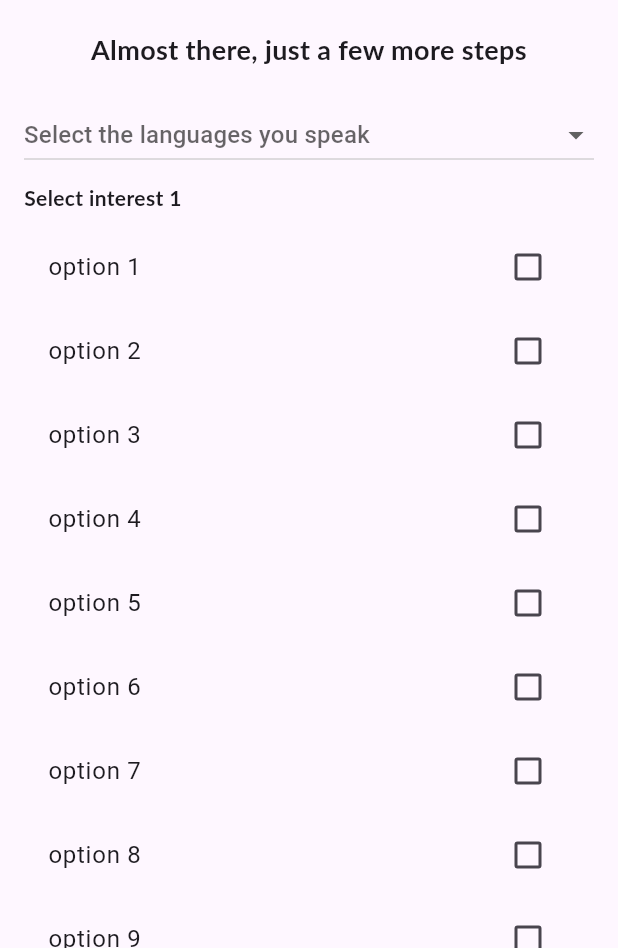
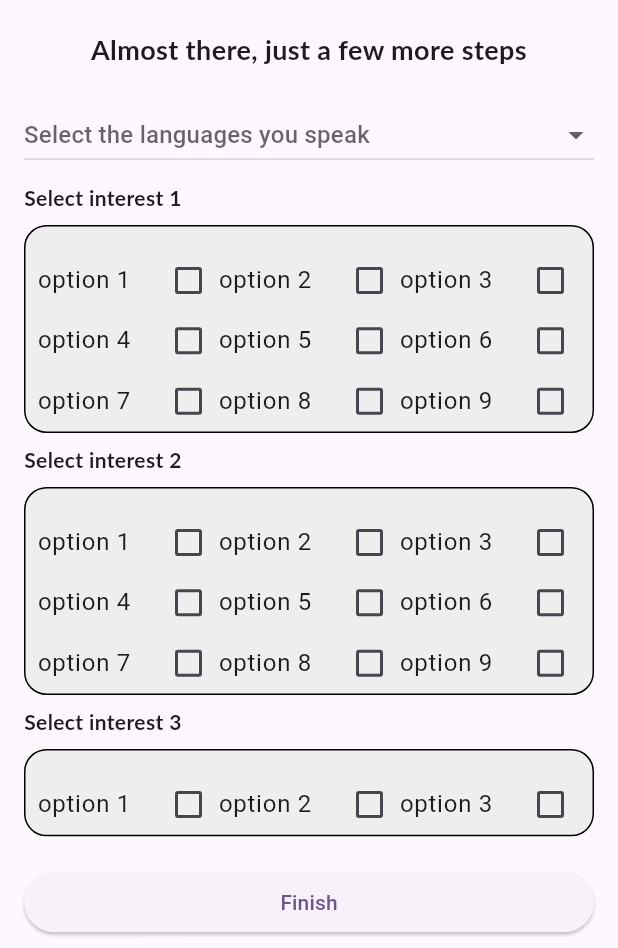
Before and after one commit to Radio-Babylon/babylon_app, a Flutter app: the RegisterPage3 screen opened directly, on a phone screen of 412 x 824 dp, the part 288-1236 px from its top. Run offline on Flutter 3.47's test engine with Material 3 defaults, Android fonts, the phone set to English and light mode, and no system bars; our stand-ins replace image_picker; Roboto replaces fonts that are missing (Lato).

Commit message:
Loggin and register 2

```diff
--- a/lib/register1.dart
+++ b/lib/register1.dart
@@ -83,10 +83,10 @@ class CreateAccountFormState extends State<CreateAccountForm> {
                 ),
                 onPressed: () {
                   if (_formKey.currentState?.validate() ?? false) {
-                    // Navega a la siguiente página después de la validación del formulario
+                    // Go to next page after fill the form
                     Navigator.push(
                       context,
-                      MaterialPageRoute(builder: (context) => RegisterPage2()), // Asegúrate de importar register2.dart en la parte superior
+                      MaterialPageRoute(builder: (context) => RegisterPage2()),
                     );
                   }
                 },
--- a/lib/register3.dart
+++ b/lib/register3.dart
@@ -73,9 +73,9 @@ class _RegisterPage3State extends State<RegisterPage3> {
                 );
               }).toList(),
             ),
-            _buildCheckboxListTileSection('Select interest 1', interest1),
-            _buildCheckboxListTileSection('Select interest 2', interest2),
-            _buildCheckboxListTileSection('Select interest 3', interest3),
+            _buildCheckboxGridSection('Select interest 1', interest1),
+            _buildCheckboxGridSection('Select interest 2', interest2),
+            _buildCheckboxGridSection('Select interest 3', interest3),
             const SizedBox(height: 20),
             ElevatedButton(
               child: const Text('Finish'),
@@ -89,7 +89,9 @@ class _RegisterPage3State extends State<RegisterPage3> {
     );
   }
 
-  Widget _buildCheckboxListTileSection(String title, Map<String, bool> options) {
+  Widget _buildCheckboxGridSection(String title, Map<String, bool> options) {
+    int crossAxisCount = 3; // Number of columns in the grid
+
     return Column(
       crossAxisAlignment: CrossAxisAlignment.start,
       children: <Widget>[
@@ -97,7 +99,29 @@ class _RegisterPage3State extends State<RegisterPage3> {
           padding: const EdgeInsets.symmetric(vertical: 8.0),
           child: Text(title, style: TextStyle(fontWeight: FontWeight.bold)),
         ),
-        ...options.keys.map((String key) {
+        // Wrap the GridView with a Container for the background
+        Container(
+          decoration: BoxDecoration(
+            // Use a BoxDecoration to style the background
+            color: Colors.grey[200], // This should be the color of your choice
+            border: Border.all(
+              color: Colors.black, // The color of the border
+              width: 1, // The width of the border
+            ),
+            borderRadius: BorderRadius.circular(15), // The border radius
+          ),
+          padding: const EdgeInsets.all(8), // Padding for the Container
+          // GridView for the checkbox grid
+          child: GridView.builder(
+            shrinkWrap: true,
+            physics: NeverScrollableScrollPhysics(),
+            gridDelegate: SliverGridDelegateWithFixedCrossAxisCount(
+              crossAxisCount: crossAxisCount,
+              childAspectRatio: 3 / 1, // Adjust as needed for your design
+            ),
+            itemCount: options.length,
+            itemBuilder: (context, index) {
+              String key = options.keys.elementAt(index);
               return CheckboxListTile(
                 title: Text(key),
                 value: options[key],
@@ -106,9 +130,14 @@ class _RegisterPage3State extends State<RegisterPage3> {
                     options[key] = value!;
                   });
                 },
+                controlAffinity: ListTileControlAffinity.trailing, // Position the checkbox after the text
+                contentPadding: EdgeInsets.symmetric(horizontal: 0),// Position the checkbox on the left side
               );
-        }).toList(),
+            },
+          ),
+        ),
       ],
     );
   }
+
   }
```
Lines whose indentation alone changed are shown as unchanged.
